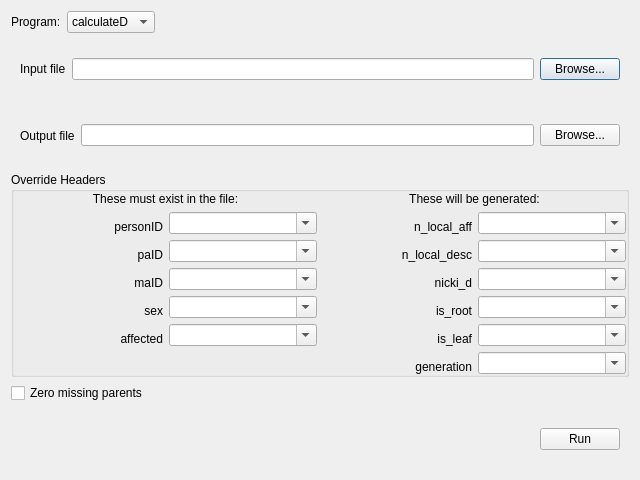
Qt form resources/loading.ui (alex-r-bigelow/updb-explorer) before a commit.
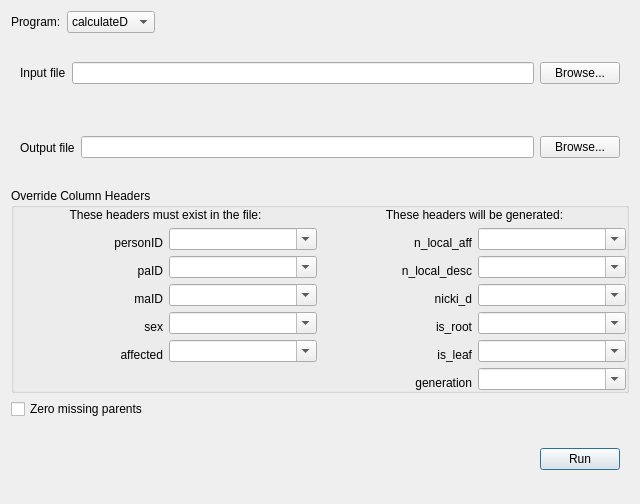
The same form after that commit.

Commit message: Loading ui tweaks, fixed setup issues on os x (and linux/windows? fingers crossed...)

What changed in the file:
```diff
--- a/resources/loading.ui
+++ b/resources/loading.ui
@@ -7,7 +7,7 @@
     <x>0</x>
     <y>0</y>
     <width>640</width>
-    <height>480</height>
+    <height>504</height>
    </rect>
   </property>
   <property name="sizePolicy">
@@ -79,6 +79,9 @@
         <property name="text">
          <string>Browse...</string>
         </property>
+        <property name="autoDefault">
+         <bool>false</bool>
+        </property>
        </widget>
       </item>
      </layout>
@@ -102,6 +105,9 @@
         <property name="text">
          <string>Browse...</string>
         </property>
+        <property name="autoDefault">
+         <bool>false</bool>
+        </property>
        </widget>
       </item>
      </layout>
@@ -110,7 +116,7 @@
    <item>
     <widget class="QGroupBox" name="groupBox">
      <property name="title">
-      <string>Override Headers</string>
+      <string>Override Column Headers</string>
      </property>
      <layout class="QGridLayout" name="gridLayout">
       <property name="margin">
@@ -122,7 +128,7 @@
       <item row="1" column="0" colspan="2">
        <widget class="QLabel" name="label_21">
         <property name="text">
-         <string>These must exist in the file:</string>
+         <string>These headers must exist in the file:</string>
         </property>
         <property name="alignment">
          <set>Qt::AlignCenter</set>
@@ -132,7 +138,7 @@
       <item row="1" column="2" colspan="2">
        <widget class="QLabel" name="generateLabel">
         <property name="text">
-         <string>These will be generated:</string>
+         <string>These headers will be generated:</string>
         </property>
         <property name="alignment">
          <set>Qt::AlignCenter</set>
@@ -357,6 +363,9 @@
         <property name="text">
          <string>Run</string>
         </property>
+        <property name="default">
+         <bool>true</bool>
+        </property>
        </widget>
       </item>
      </layout>
```
The commit also changes 3 other files.
